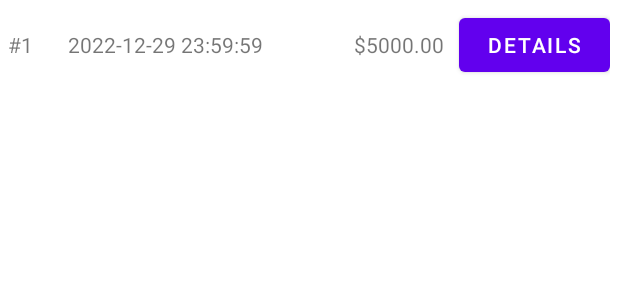
After one commit to jacklee-code/TuckShopApp, an Android app: the layout records_adapter.xml on its own in the app's theme, with its tools: preview values and no code run, on a phone screen of 412 x 824 dp. The commit adds this screen. Shown: the top 300 px of the screen. Run offline under Robolectric (Android 15) with nearby library versions, the phone set to English and light mode, and no system bars.

Commit message:
Purchase Record Totally Completed

```diff
--- a/app/src/main/java/com/jacklee/tuckshopstudent/GlobalVariables.java
+++ b/app/src/main/java/com/jacklee/tuckshopstudent/GlobalVariables.java
@@ -3,4 +3,5 @@ package com.jacklee.tuckshopstudent;
 public class GlobalVariables {
     public static Account account;
     public static StudentProfile profile;
+    public static final String hostname = "https://iit3008-11379925.000webhostapp.com";
 }
--- a/app/src/main/java/com/jacklee/tuckshopstudent/LoginActivity.java
+++ b/app/src/main/java/com/jacklee/tuckshopstudent/LoginActivity.java
@@ -50,8 +50,6 @@ public class LoginActivity extends AppCompatActivity {
     private Button reg_register, reg_cancel;
 
     Account account;
-
-    final String hostname = "https://iit3008-11379925.000webhostapp.com";
 
     private Handler mHandler;
 
@@ -260,7 +258,7 @@ public class LoginActivity extends AppCompatActivity {
                     ac.setPassword(reg_password.getText().toString());
                     ac.Fullname = reg_fullname.getText().toString();
 
-                    String url = hostname + "/register.php";
+                    String url = GlobalVariables.hostname + "/register.php";
                     Map<String, String> hm = new HashMap<>();
                     hm.put("username", ac.Username);
                     hm.put("password", ac.getPassword());
@@ -309,7 +307,7 @@ public class LoginActivity extends AppCompatActivity {
     }
 
     private void Login(String username, String password) {
-        String url = hostname + "/login.php";
+        String url = GlobalVariables.hostname + "/login.php";
         Map<String, String> hm = new HashMap<>();
         Account ac = new Account();
         ac.Username = username;
--- /dev/null
+++ b/app/src/main/res/layout/records_adapter.xml
@@ -0,0 +1,41 @@
+<?xml version="1.0" encoding="utf-8"?>
+<LinearLayout xmlns:android="http://schemas.android.com/apk/res/android"
+    android:layout_width="match_parent"
+    android:layout_height="60dp"
+    android:orientation="horizontal"
+    android:padding="5dp"
+    android:weightSum="10">
+
+    <TextView
+        android:id="@+id/rlistitem_id"
+        android:layout_width="0dp"
+        android:layout_height="match_parent"
+        android:layout_weight="1"
+        android:gravity="center_vertical"
+        android:text="#1" />
+
+    <TextView
+        android:id="@+id/rlistitem_time"
+        android:layout_width="0dp"
+        android:layout_height="match_parent"
+        android:layout_weight="4.75"
+        android:gravity="center_vertical"
+        android:text="2022-12-29 23:59:59 " />
+
+    <TextView
+        android:id="@+id/rlistitem_totalamount"
+        android:layout_width="0dp"
+        android:layout_height="match_parent"
+        android:layout_weight="1.75"
+        android:gravity="center_vertical"
+        android:text="$5000.00" />
+
+    <Button
+        android:id="@+id/rlistitem_details"
+        android:layout_width="0dp"
+        android:layout_height="wrap_content"
+        android:layout_weight="2.5"
+        android:text="Details" />
+
+
+</LinearLayout>
```
Also changed, not shown: app/src/main/java/com/jacklee/tuckshopstudent/BuyRecord.java (added, +36 -0 lines), app/src/main/java/com/jacklee/tuckshopstudent/PurchaseFragment.java (+4 -6 lines), app/src/main/java/com/jacklee/tuckshopstudent/RecordsAdapter.java (added, +100 -0 lines), app/src/main/java/com/jacklee/tuckshopstudent/RecordsFragment.java (+95 -0 lines), app/src/main/res/layout/fragment_records.xml (+36 -1 lines), 1 other file.
